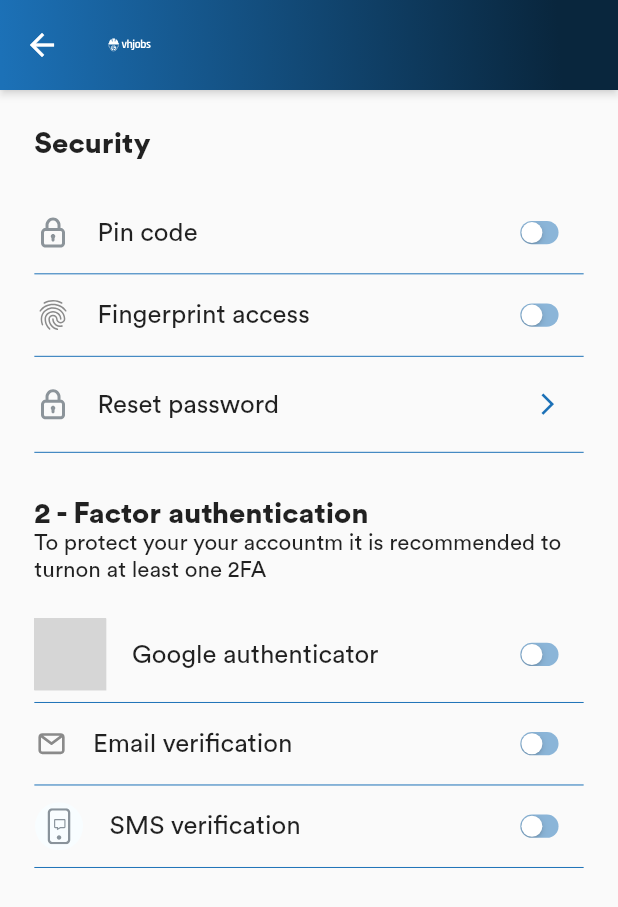
After one commit to Ajaodolapo1301/vh_jobs, a Flutter app: the Security screen opened by its route, on a phone screen of 412 x 824 dp. The commit adds this screen. Shown: the top 907 px of the screen. Run offline on Flutter 3.47's test engine with Material 2 defaults, Android fonts, the phone set to English and light mode, and no system bars; our stand-ins replace cached_network_image, device_info_plus, device_preview, dio, flutter_local_notifications, flutter_screenutil and 5 more; accounts and stored records are empty; project files that could hold a hidden picture were left out; grey boxes are pictures that could not be loaded.

```diff
--- a/lib/modules/profie/model/setting_data.dart
+++ b/lib/modules/profie/model/setting_data.dart
@@ -61,7 +61,12 @@ class SettingItems {
           }),
 
       SettingItem(
-          title: "Security", image: AssetResources.padlock, onTap: () {}),
+          title: "Security",
+          image: AssetResources.padlock,
+          onTap: () {
+            serviceLocator<NavigationService>()
+                .to(routeName: ProfileRoutes.security);
+          }),
       SettingItem(
           title: "Identity Verification",
           image: AssetResources.security,
--- a/lib/modules/profie/route/routes.dart
+++ b/lib/modules/profie/route/routes.dart
@@ -7,4 +7,5 @@ class ProfileRoutes {
   static const address = "/address";
   static const addresslist = "/address-list";
   static const addAddress = "/add-address";
+  static const security = "/security";
 }
--- /dev/null
+++ b/lib/modules/profie/widget/security/root.dart
@@ -0,0 +1,162 @@
+import 'package:flutter/cupertino.dart';
+import 'package:flutter/material.dart';
+import 'package:flutter_screenutil/flutter_screenutil.dart';
+import 'package:flutter_svg/svg.dart';
+import 'package:vh_jobs/shared/utils/colors.dart';
+
+import '../../../../shared/style/font_style.dart';
+import '../../../../shared/utils/asset_images.dart';
+import '../../../../shared/widgets/appbars/vhjob_appbar.dart';
+
+class Security extends StatefulWidget {
+  const Security({Key? key}) : super(key: key);
+
+  @override
+  _SecurityState createState() => _SecurityState();
+}
+
+class _SecurityState extends State<Security> {
+  bool pinCode = false;
+  @override
+  Widget build(BuildContext context) {
+    return Scaffold(
+      appBar: const VhjobsAppBar(
+        gradientAppBar: true,
+      ),
+      body: Container(
+        padding: EdgeInsets.symmetric(horizontal: 20.w),
+        child: SingleChildScrollView(
+          child: Column(
+            crossAxisAlignment: CrossAxisAlignment.start,
+            children: [
+              SizedBox(
+                height: 20.h,
+              ),
+              Text(
+                "Security",
+                style: kBold900,
+              ),
+              SizedBox(
+                height: 24.h,
+              ),
+              SecurityWidget(
+                isOn: pinCode,
+                image: AssetResources.padlockOutline,
+                text: "Pin code",
+              ),
+              SecurityWidget(
+                isOn: pinCode,
+                image: AssetResources.fingerprint,
+                text: "Fingerprint access",
+              ),
+              SecurityWidget(
+                isOn: pinCode,
+                isSwitch: false,
+                image: AssetResources.padlockOutline,
+                text: "Reset password",
+              ),
+              SizedBox(
+                height: 20.h,
+              ),
+              Column(
+                crossAxisAlignment: CrossAxisAlignment.start,
+                children: [
+                  Text(
+                    "2 - Factor authentication",
+                    style: kBold900.copyWith(height: 1.0),
+                  ),
+                  Text(
+                    "To protect your your accountm it is recommended to turnon at least one 2FA",
+                    style: kBold300.copyWith(fontSize: 13.sp),
+                  ),
+                ],
+              ),
+              SizedBox(
+                height: 20.h,
+              ),
+              SecurityWidget(
+                isOn: pinCode,
+                image: AssetResources.google,
+                text: "Google authenticator",
+              ),
+              SecurityWidget(
+                isOn: pinCode,
+                image: AssetResources.emailOutline,
+                text: "Email verification",
+              ),
+              SecurityWidget(
+                isOn: pinCode,
+                image: AssetResources.sms,
+                text: "SMS verification",
+              ),
+            ],
+          ),
+        ),
+      ),
+    );
+  }
+}
+
+class SecurityWidget extends StatefulWidget {
+  bool isOn;
+  final String? image;
+  final String? text;
+  bool isSwitch;
+  SecurityWidget(
+      {Key? key,
+      this.isOn = false,
+      this.image,
+      this.text,
+      this.isSwitch = true})
+      : super(key: key);
+
+  @override
+  State<SecurityWidget> createState() => _SecurityWidgetState();
+}
+
+class _SecurityWidgetState extends State<SecurityWidget> {
+  @override
+  Widget build(BuildContext context) {
+    return Column(
+      children: [
+        Row(children: [
+          Row(children: [
+            SvgPicture.asset(widget.image!),
+            SizedBox(
+              width: 15.w,
+            ),
+            Text(
+              widget.text!,
+              style: kBold300.copyWith(fontSize: 15.sp),
+            )
+          ]),
+          const Spacer(),
+          widget.isSwitch
+              ? Transform.scale(
+                  scale: 0.5,
+                  child: CupertinoSwitch(
+                      activeColor: AppColors.vhBlue,
+                      trackColor: AppColors.vhBlue.withOpacity(0.5),
+                      value: widget.isOn,
+                      onChanged: (value) {
+                        setState(() {
+                          widget.isOn = value;
+                        });
+                      }),
+                )
+              : IconButton(
+                  color: AppColors.vhBlue,
+                  icon: Icon(
+                    Icons.arrow_forward_ios_sharp,
+                    size: 15.sp,
+                  ),
+                  onPressed: () {},
+                )
+        ]),
+        Divider(
+          color: AppColors.vhBlue,
+        )
+      ],
+    );
+  }
+}
--- a/lib/shared/navigation/routes.dart
+++ b/lib/shared/navigation/routes.dart
@@ -14,6 +14,7 @@ import '../../modules/profie/widget/manageAddress/add_address.dart';
 import '../../modules/profie/widget/manageAddress/address_list.dart';
 import '../../modules/profie/widget/manageAddress/root.dart';
 import '../../modules/profie/widget/profile_info.dart';
+import '../../modules/profie/widget/security/root.dart';
 import '../../modules/profie/widget/wallet/add_wallet.dart';
 import '../../modules/profie/widget/wallet/select_card.dart';
 import '../../modules/profie/widget/wallet/transaction_details.dart';
@@ -89,5 +90,8 @@ var routes = (RouteSettings settings) {
 
     case ProfileRoutes.addAddress:
       return FadeRoute(page: const AddAddress());
+
+    case ProfileRoutes.security:
+      return FadeRoute(page: const Security());
   }
 };
--- a/lib/shared/utils/asset_images.dart
+++ b/lib/shared/utils/asset_images.dart
@@ -53,6 +53,11 @@ class AssetResources {
   static const phone = "assets/images/profile/phone.svg";
   static const emptyAddress = "assets/images/profile/empty_address.svg";
 
+  static const padlockOutline = "assets/images/profile/padlock_outline.svg";
+  static const fingerprint = "assets/images/profile/fingerprint.svg";
+  static const sms = "assets/images/profile/sms.svg";
+  static const google = "assets/images/profile/google.svg";
+
   //wallet
   static const filter = "assets/images/profile/mi_filter.svg";
   static const inflow = "assets/images/profile/inflow.svg";
```
Also changed, not shown: assets/images/profile/fingerprint.svg (added), assets/images/profile/google.svg (added), assets/images/profile/padlock_outline.svg (added), assets/images/profile/sms.svg (added).
